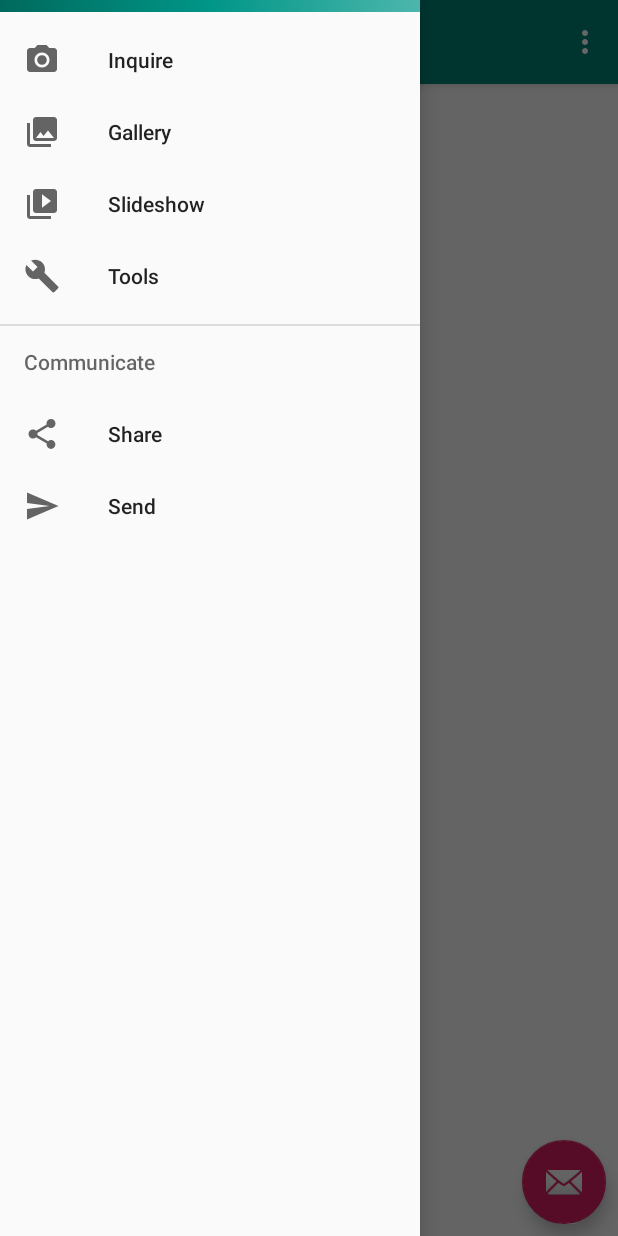
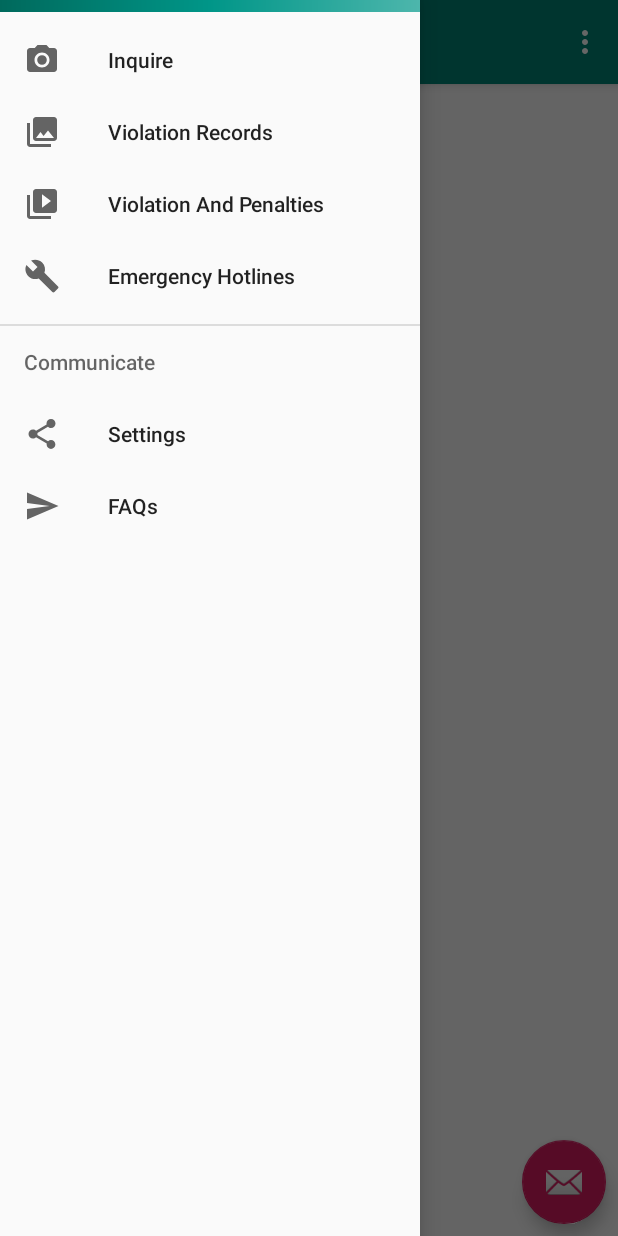
Before and after one commit to ezio1404/tvms_mobile, an Android app: the navigationDrawer screen opened directly, with no data from a screen before it, with the side drawer open, on a phone screen of 412 x 824 dp. Run offline under Robolectric (Android 15) with nearby library versions, the phone set to English and light mode, and no system bars.

Commit message:
updated nav drawer

```diff
--- a/app/src/main/res/menu/activity_navigation_drawer_drawer.xml
+++ b/app/src/main/res/menu/activity_navigation_drawer_drawer.xml
@@ -11,15 +11,15 @@
         <item
             android:id="@+id/nav_gallery"
             android:icon="@drawable/ic_menu_gallery"
-            android:title="Gallery" />
+            android:title="Violation Records" />
         <item
             android:id="@+id/nav_slideshow"
             android:icon="@drawable/ic_menu_slideshow"
-            android:title="Slideshow" />
+            android:title="Violation And Penalties" />
         <item
             android:id="@+id/nav_manage"
             android:icon="@drawable/ic_menu_manage"
-            android:title="Tools" />
+            android:title="Emergency Hotlines" />
     </group>
 
     <item android:title="Communicate">
@@ -27,11 +27,11 @@
             <item
                 android:id="@+id/nav_share"
                 android:icon="@drawable/ic_menu_share"
-                android:title="Share" />
+                android:title="Settings" />
             <item
                 android:id="@+id/nav_send"
                 android:icon="@drawable/ic_menu_send"
-                android:title="Send" />
+                android:title="FAQs" />
         </menu>
     </item>
 
```
